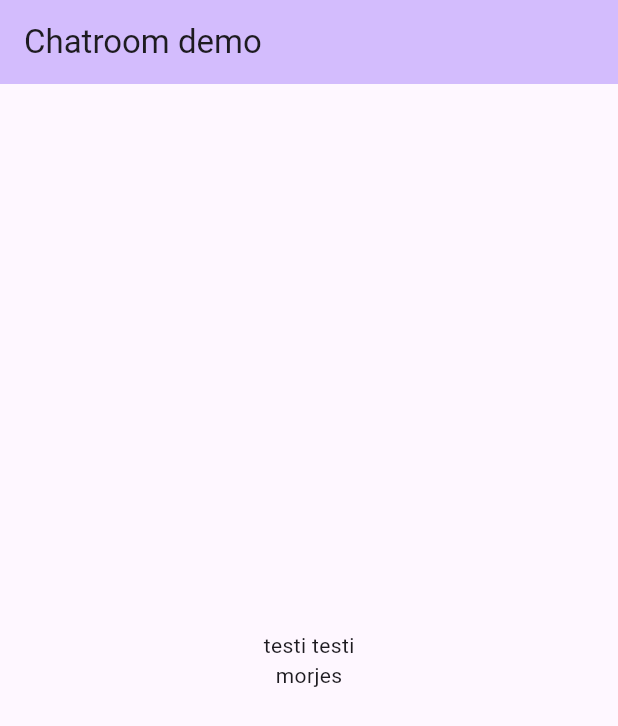
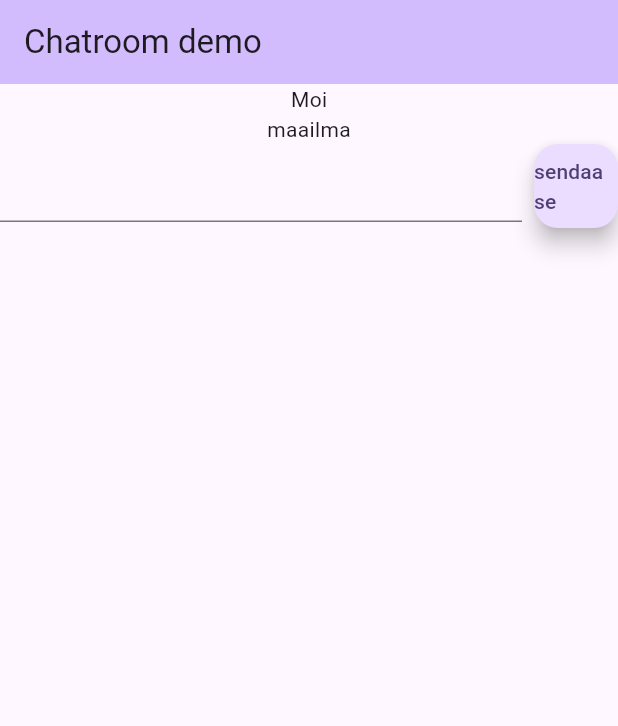
Before and after one commit to JokisAtte/myChatroom, a Flutter app: the screen it shows after launch, on a phone screen of 412 x 824 dp. Shown: the top 726 px of the screen. Run offline on Flutter 3.47's test engine with Material 3 defaults, Android fonts, the phone set to English and light mode, and no system bars.

Commit message:
Add crude message view

```diff
--- a/lib/features/chat/presentation/screens/chatScreen.dart
+++ b/lib/features/chat/presentation/screens/chatScreen.dart
@@ -0,0 +1,10 @@
+import 'package:flutter/widgets.dart';
+import 'package:my_chatroom/features/chat/presentation/widgets/inputArea.dart';
+import 'package:my_chatroom/features/chat/presentation/widgets/messagesArea.dart';
+
+class Chatscreen extends StatelessWidget {
+  @override
+  Widget build(BuildContext context) {
+    return Center(child: Column(children: [Messagesarea(), Inputarea()]));
+  }
+}
--- /dev/null
+++ b/lib/features/chat/presentation/widgets/inputArea.dart
@@ -0,0 +1,15 @@
+import 'package:flutter/material.dart';
+import 'package:flutter/widgets.dart';
+
+class Inputarea extends StatelessWidget {
+  @override
+  Widget build(BuildContext context) {
+    return Row(
+      children: [
+        Expanded(child: TextField()),
+        const SizedBox(width: 8.0),
+        FloatingActionButton(onPressed: () => {}, child: Text("sendaa se")),
+      ],
+    );
+  }
+}
--- /dev/null
+++ b/lib/features/chat/presentation/widgets/messagesArea.dart
@@ -0,0 +1,18 @@
+import 'package:flutter/widgets.dart';
+
+class MessagesController {
+  List<Text> messages = [Text("Moi"), Text("maailma")];
+
+  void addMessage(String msg) {
+    messages.add(Text(msg));
+  }
+}
+
+class Messagesarea extends StatelessWidget {
+  final msgController = MessagesController();
+
+  @override
+  Widget build(BuildContext context) {
+    return Column(children: msgController.messages);
+  }
+}
--- a/lib/main.dart
+++ b/lib/main.dart
@@ -1,5 +1,6 @@
 import 'package:flutter/material.dart';
 import 'package:my_chatroom/core/constants/breakpoints.dart';
+import 'package:my_chatroom/features/chat/presentation/screens/chatScreen.dart';
 
 void main() {
   runApp(const MyApp());
@@ -110,12 +111,7 @@
         backgroundColor: Theme.of(context).colorScheme.inversePrimary,
         title: Text(title),
       ),
-      body: Center(
-        child: Column(
-          mainAxisAlignment: MainAxisAlignment.center,
-          children: const <Widget>[Text('testi testi'), Text("morjes")],
-        ),
-      ),
+      body: Center(child: Chatscreen()),
     );
   }
 }
```
